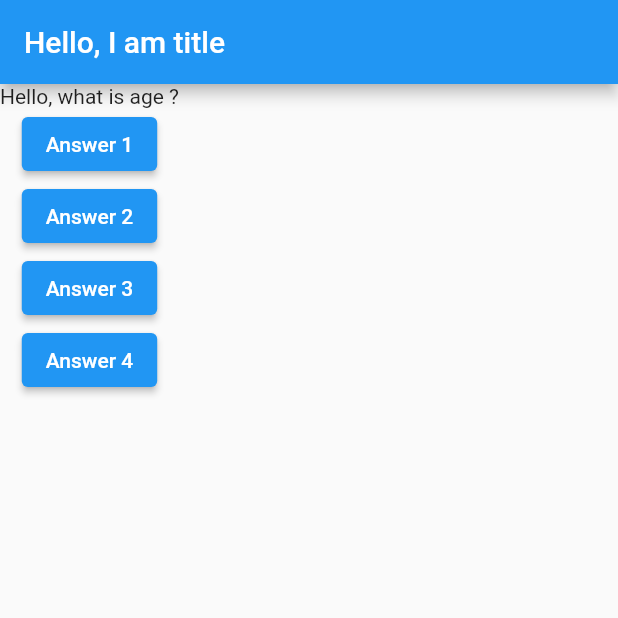
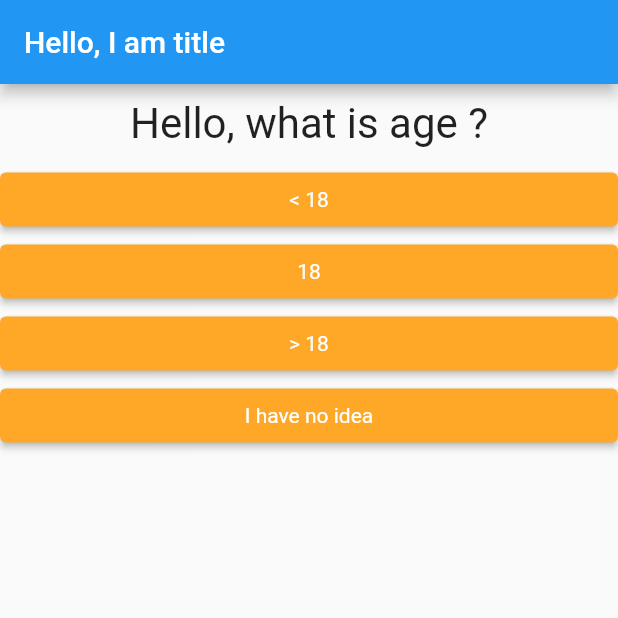
Before and after one commit to CristiPV/bookish-train, a Flutter app: the screen it shows after launch, on a phone screen of 412 x 824 dp, the top half of it. Run offline on Flutter 3.47's test engine with Material 2 defaults, Android fonts, the phone set to English and light mode, and no system bars.

Commit message:
Integrate answer in app

```diff
--- a/flutter_guide/lib/main.dart
+++ b/flutter_guide/lib/main.dart
@@ -1,8 +1,12 @@
 import 'package:flutter/material.dart';
+
+import './question.dart';
+import './answer.dart';
 
 // void main() {
 //   runApp(MyApp());
 // }
+
 void main() => runApp(MyApp());
 
 class MyApp extends StatefulWidget {
@@ -13,22 +17,26 @@ class MyApp extends StatefulWidget {
 }
 
 class _MyAppState extends State<MyApp> {
+  final questions = const [
+    {
+      "questionText": "Hello, what is age ?",
+      "answers": ["< 18", 18, "> 18", "I have no idea"],
+    },
+    {
+      "questionText": "Name, what is ?",
+      "answers": ["I was not given any name", "Garry", "Barry", "What ?"],
+    },
+  ];
+
   var _questionIndex = 0;
 
   void _answerQuestion() {
-    setState(() {
-      _questionIndex++;
-    });
+    setState(() => _questionIndex++);
     print("Answer chosen!");
   }
 
   @override
   Widget build(BuildContext context) {
-    var questions = [
-      "Hello, what is age ?",
-      "Name, what is ?",
-    ];
-
     return MaterialApp(
       home: Scaffold(
         appBar: AppBar(
@@ -36,23 +44,10 @@ class _MyAppState extends State<MyApp> {
         ),
         body: Column(
           children: [
-            Text(questions[_questionIndex]),
-            ElevatedButton(
-              onPressed: _answerQuestion,
-              child: Text("Answer 1"),
-            ),
-            ElevatedButton(
-              onPressed: _answerQuestion,
-              child: Text("Answer 2"),
-            ),
-            ElevatedButton(
-              onPressed: _answerQuestion,
-              child: Text("Answer 3"),
-            ),
-            ElevatedButton(
-              onPressed: _answerQuestion,
-              child: Text("Answer 4"),
-            ),
+            Question(questions[_questionIndex]["questionText"] as String),
+            ...(questions[_questionIndex]["answers"] as List).map((answer) {
+              return Answer(answer.toString(), _answerQuestion);
+            }).toList(),
           ],
         ),
       ),
```
